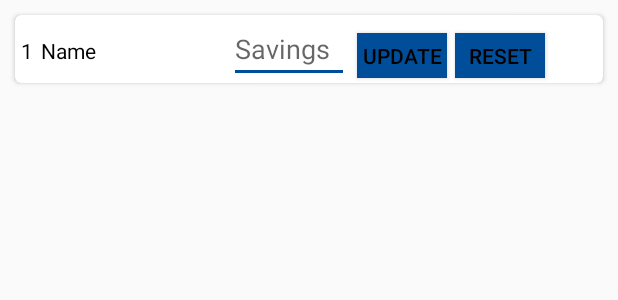
After one commit to mumbai19/team-17, an Android app: the layout status_cardviewsav.xml on its own in the app's theme, with its tools: preview values and no code run, on a phone screen of 412 x 824 dp. The commit adds this screen. Shown: the top 300 px of the screen. Run offline under Robolectric (Android 15) with nearby library versions, the phone set to English and light mode, and no system bars.

Commit message:
Savings to and fro

```diff
--- a/app/src/main/AndroidManifest.xml
+++ b/app/src/main/AndroidManifest.xml
@@ -30,6 +30,7 @@
         <activity android:name=".ActivityView" />
         <activity android:name=".Addstudent"></activity>
         <activity android:name=".AttendanceActivity" />
+        <activity android:name=".SavingsActivity" />
         <activity android:name=".ViewDatabaseActivity" />
         <activity android:name=".ViewActivitiesActivity"></activity>
     </application>
--- /dev/null
+++ b/app/src/main/res/layout/status_cardviewsav.xml
@@ -0,0 +1,67 @@
+<LinearLayout xmlns:android="http://schemas.android.com/apk/res/android"
+    xmlns:app="http://schemas.android.com/tools"
+    xmlns:card_view="http://schemas.android.com/apk/res-auto"
+    android:layout_width="match_parent"
+    android:layout_height="wrap_content"
+    app:ignore="NamespaceTypo">
+
+    <android.support.v7.widget.CardView
+        android:layout_width="match_parent"
+        android:layout_height="wrap_content"
+        android:layout_margin="10dp"
+        card_view:cardCornerRadius="4dp"
+        android:background="#0f2">
+
+        <LinearLayout
+            android:layout_width="match_parent"
+            android:layout_height="wrap_content"
+            android:orientation="horizontal">
+            <TextView
+                android:id="@+id/att_rollno"
+                android:layout_marginLeft="4dp"
+                android:layout_width="wrap_content"
+                android:layout_height="wrap_content"
+                android:text="1"
+                android:textColor="@color/black"/>
+            <TextView
+                android:id="@+id/att_name"
+                android:layout_marginLeft="5dp"
+                android:layout_width="120dp"
+                android:layout_height="wrap_content"
+                android:fontFamily="sans-serif"
+                android:text="Name"
+                android:textColor="#000000"/>
+            <EditText
+                android:id="@+id/savings"
+                android:layout_marginLeft="5dp"
+                android:layout_width="80dp"
+                android:layout_height="wrap_content"
+                android:fontFamily="sans-serif"
+                android:hint="Savings"
+                android:textColor="#000000"/>
+
+            <Button
+                android:id="@+id/btn_update"
+                android:layout_width="60dp"
+                android:layout_marginLeft="5dp"
+                android:layout_height="30dp"
+                android:layout_marginTop="3dp"
+                android:layout_marginBottom="3dp"
+                android:text="Update"
+                android:textColor="#000000"
+                android:background="@color/blue_bright"/>
+
+            <Button
+                android:id="@+id/btn_reset"
+                android:layout_width="60dp"
+                android:layout_marginLeft="5dp"
+                android:layout_height="30dp"
+                android:layout_marginTop="3dp"
+                android:layout_marginBottom="3dp"
+                android:text="Reset"
+                android:textColor="#000000"
+                android:background="@color/blue_bright"/>
+
+        </LinearLayout>
+    </android.support.v7.widget.CardView>
+</LinearLayout>
```
Also changed, not shown: app/src/main/java/com/example/poojan/projectjpmc/BeginnerActivity.java (+9 -0 lines), app/src/main/java/com/example/poojan/projectjpmc/SavingsActivity.java (added, +69 -0 lines), app/src/main/java/com/example/poojan/projectjpmc/SavingsAdapter.java (added, +126 -0 lines), app/src/main/res/layout/activity_savings.xml (added, +32 -0 lines).
